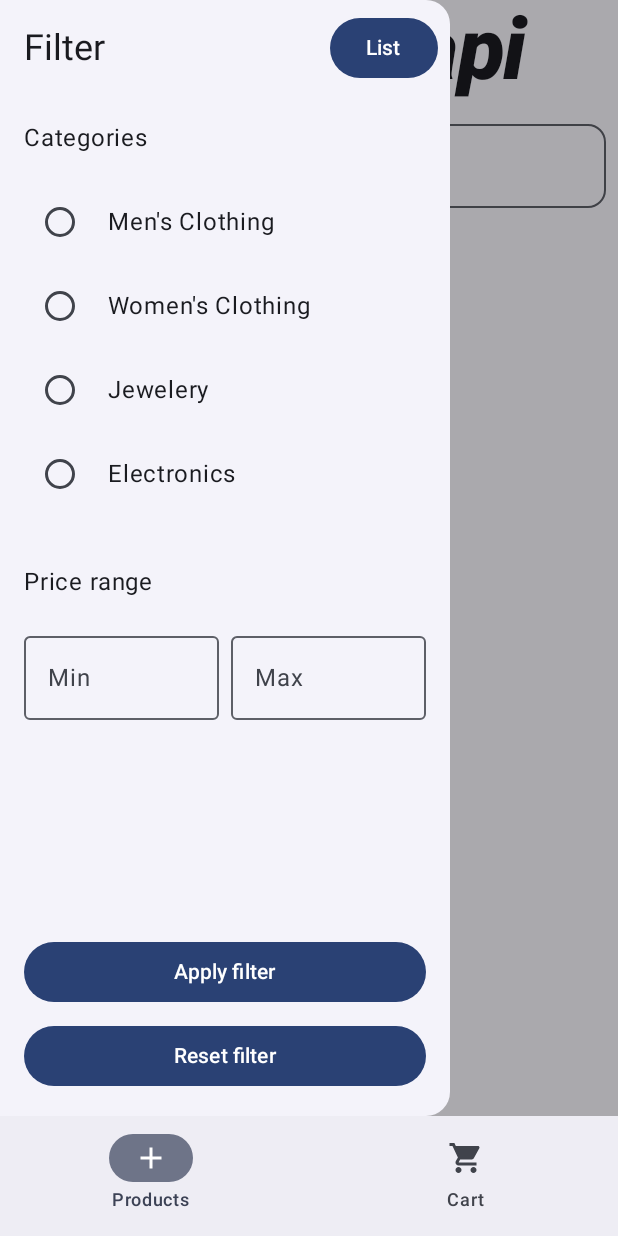
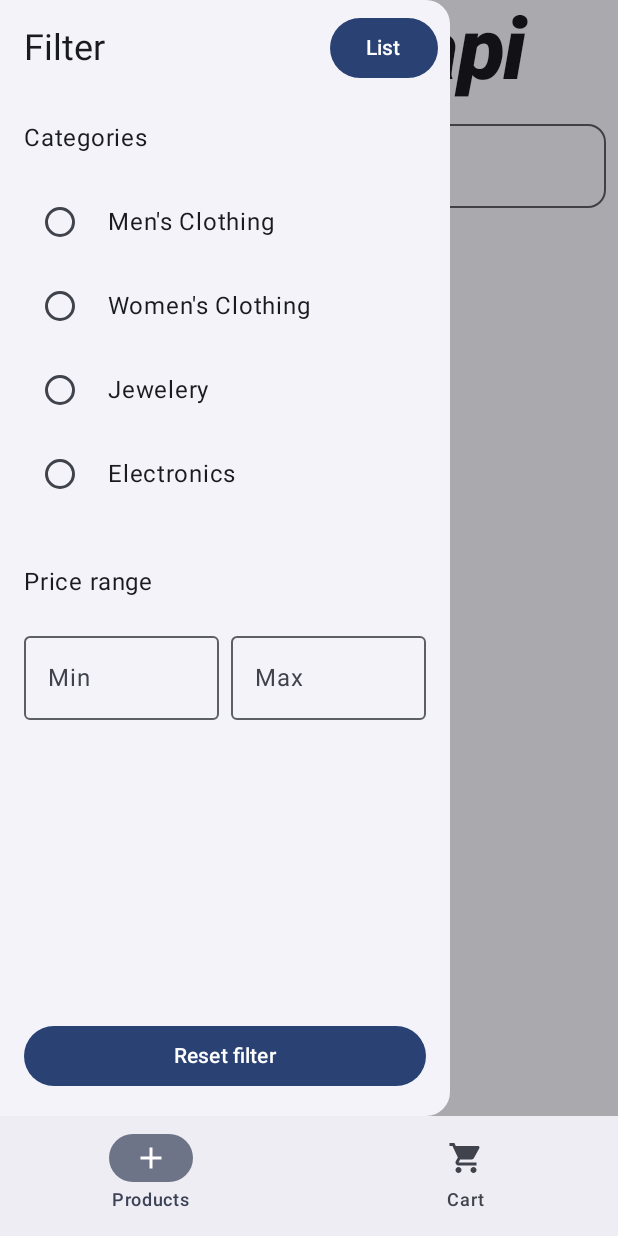
Before and after one commit to Zeeehner/fake-shop-api-app, an Android app built with Jetpack Compose: the screen it shows after launch (MainActivity), after a tap on "Filter", on a phone screen of 412 x 824 dp. Run offline under Robolectric (Android 15) with nearby library versions, the phone set to English and light mode, and no system bars; 1 statement that could not run was skipped.

Commit message:
small optic fixes

```diff
--- a/app/src/main/java/de/syntax_institut/jetpack/a04_05_online_shopper/ui/components/CartItemCart.kt
+++ b/app/src/main/java/de/syntax_institut/jetpack/a04_05_online_shopper/ui/components/CartItemCart.kt
@@ -60,10 +60,7 @@ fun CartItemCard(
                     onClick = onDecrease,
                     enabled = quantity > 1
                 ) {
-                    Icon(
-                        imageVector = Icons.Default.Delete,
-                        contentDescription = "remove item"
-                    )
+                    Text("-")
                 }
                 Text(
                     text = "$quantity",
--- a/app/src/main/java/de/syntax_institut/jetpack/a04_05_online_shopper/ui/components/FilterDrawerContent.kt
+++ b/app/src/main/java/de/syntax_institut/jetpack/a04_05_online_shopper/ui/components/FilterDrawerContent.kt
@@ -1,6 +1,5 @@
 package de.syntax_institut.jetpack.a04_05_online_shopper.ui.components
 
-import androidx.compose.foundation.background
 import androidx.compose.foundation.layout.Arrangement
 import androidx.compose.foundation.layout.Column
 import androidx.compose.foundation.layout.Row
@@ -23,8 +22,11 @@ import androidx.compose.ui.unit.dp
 import de.syntax_institut.jetpack.a04_05_online_shopper.viewmodel.ProductViewModel
 import androidx.compose.foundation.lazy.items
 import androidx.compose.material3.ModalDrawerSheet
-import androidx.compose.ui.graphics.Color
 import androidx.lifecycle.compose.collectAsStateWithLifecycle
+import androidx.compose.foundation.layout.*
+import androidx.compose.material3.*
+import androidx.compose.runtime.*
+
 
 @Composable
 fun FilterDrawerContent(
@@ -37,9 +39,9 @@ fun FilterDrawerContent(
 
 ) {
     val isGridView = viewModel.isGridView.collectAsStateWithLifecycle().value
+
     ModalDrawerSheet(
-        modifier = Modifier
-            .width(300.dp)
+        modifier = Modifier.width(300.dp)
     ) {
         Column(
             modifier = Modifier
@@ -60,8 +62,7 @@ fun FilterDrawerContent(
                     Button(
                         onClick = {
                             viewModel.toggleViewMode()
-                        },
-                        modifier = Modifier.padding(8.dp)
+                        }, modifier = Modifier.padding(8.dp)
                     ) {
                         Text(if (isGridView) "List" else "Grid")
                     }
@@ -111,23 +112,13 @@ fun FilterDrawerContent(
                 }
             }
 
+            Spacer(modifier = Modifier.height(16.dp))
+
             Column(
                 modifier = Modifier.padding(16.dp)
             ) {
                 Button(
-                    onClick = {
-                        // placeholder
-                    },
-                    modifier = Modifier.fillMaxWidth()
-                ) {
-                    Text("Apply filter")
-                }
-
-                Spacer(modifier = Modifier.height(8.dp))
-
-                Button(
-                    onClick = { viewModel.clearFilters() },
-                    modifier = Modifier.fillMaxWidth()
+                    onClick = { viewModel.clearFilters()  }, modifier = Modifier.fillMaxWidth()
                 ) {
                     Text("Reset filter")
                 }
--- a/app/src/main/java/de/syntax_institut/jetpack/a04_05_online_shopper/ui/components/SearchBarAndFilters.kt
+++ b/app/src/main/java/de/syntax_institut/jetpack/a04_05_online_shopper/ui/components/SearchBarAndFilters.kt
@@ -3,7 +3,9 @@ package de.syntax_institut.jetpack.a04_05_online_shopper.ui.components
 import androidx.compose.foundation.layout.Arrangement
 import androidx.compose.foundation.layout.Row
 import androidx.compose.foundation.layout.fillMaxWidth
+import androidx.compose.foundation.layout.height
 import androidx.compose.foundation.layout.padding
+import androidx.compose.foundation.layout.width
 import androidx.compose.material.icons.Icons
 import androidx.compose.material.icons.filled.Clear
 import androidx.compose.material.icons.filled.Menu
@@ -33,7 +35,11 @@ fun SearchBarAndFilters(
         horizontalArrangement = Arrangement.spacedBy(8.dp)
     ) {
         IconButton(onClick = onOpenDrawer) {
-            Icon(Icons.Default.Menu, contentDescription = "Filter")
+            Icon(
+                Icons.Default.Menu,
+                contentDescription = "Filter",
+                modifier = Modifier.width(48.dp).height(48.dp)
+            )
         }
 
         OutlinedTextField(
--- a/app/src/main/java/de/syntax_institut/jetpack/a04_05_online_shopper/viewmodel/ProductViewModel.kt
+++ b/app/src/main/java/de/syntax_institut/jetpack/a04_05_online_shopper/viewmodel/ProductViewModel.kt
@@ -1,20 +1,23 @@
 package de.syntax_institut.jetpack.a04_05_online_shopper.viewmodel
 
-import android.util.Log.e
-import androidx.compose.runtime.mutableStateOf
 import androidx.compose.ui.text.input.TextFieldValue
 import androidx.lifecycle.ViewModel
 import androidx.lifecycle.viewModelScope
-import androidx.lifecycle.viewmodel.compose.viewModel
 import de.syntax_institut.jetpack.a04_05_online_shopper.data.api.ShopAPI
 import de.syntax_institut.jetpack.a04_05_online_shopper.data.model.product.Product
 import kotlinx.coroutines.flow.*
 import kotlinx.coroutines.launch
+import kotlinx.coroutines.flow.MutableStateFlow
+import kotlinx.coroutines.flow.StateFlow
+import kotlinx.coroutines.flow.asStateFlow
 
 class ProductViewModel : ViewModel() {
 
     private val MAX_CART_QUANTITY = 10
 
+    // Dark Mode Status
+    private val _isDarkMode = MutableStateFlow(false)
+    val isDarkMode: StateFlow<Boolean> = _isDarkMode.asStateFlow()
 
     // Grid aktivieren
     private val _isGridView = MutableStateFlow(true)
@@ -187,6 +190,13 @@ class ProductViewModel : ViewModel() {
     }
 
     /**
+     * Toggle DarkMode
+     */
+    fun toggleDarkMode() {
+        _isDarkMode.value = !_isDarkMode.value
+    }
+
+    /**
      * Produkte erneut abrufen
      */
     fun retryFetchProducts() {
```
